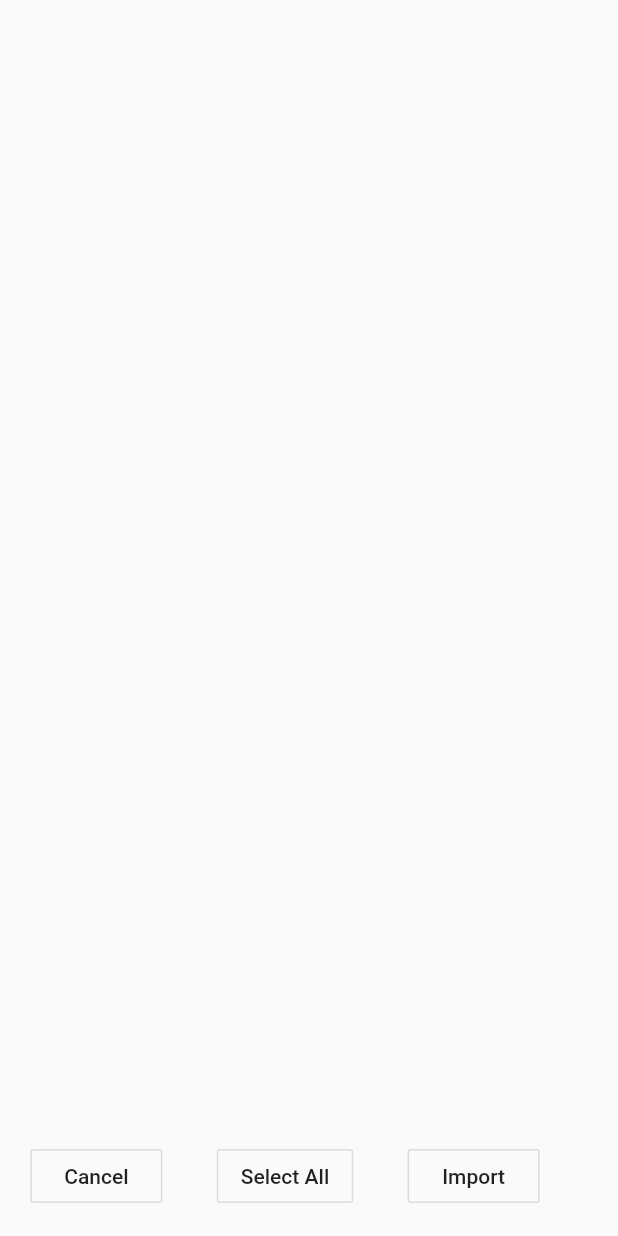
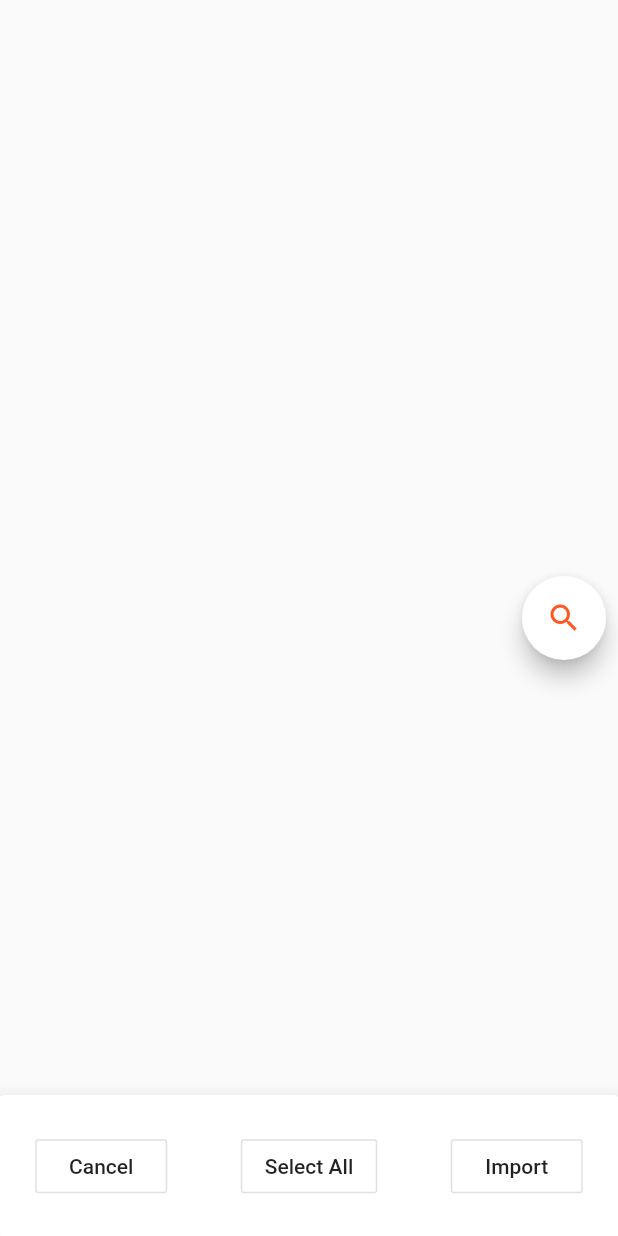
Before and after one commit to sanchitverma168/smsvis, a Flutter app: the ReturnContactQuickSendWidget screen opened directly, on a phone screen of 412 x 824 dp. Run offline on Flutter 3.47's test engine with Material 2 defaults, Android fonts, the phone set to English and light mode, and no system bars; our stand-ins replace connectivity, contacts_service, file_picker, floor, google_fonts, permission_handler and 3 more; missing offline and left inert: app_settings; accounts and stored records are empty; generated files the repository leaves out were written again.

Commit message:
add button removed from quick page and searcicon placed and changed the look of floatingactionbutton

```diff
--- a/lib/widgets/quicksend/returnContact.dart
+++ b/lib/widgets/quicksend/returnContact.dart
@@ -76,13 +76,20 @@ class _ReturnContactQuickSendWidgetState
       );
     } else if (showScreen == ShowScreen.ListView) {
       print("inside listview");
-      body = Container(
-        height: MediaQuery.of(context).size.height,
+      body = Stack(
+        children: <Widget>[
+          Container(
+            // color: Colors.red,
+
+            // flex: 1,
+            // height: MediaQuery.of(context).size.height * 0.7,
             child: ListView.builder(
               itemCount: _contacts?.length ?? 0,
               itemBuilder: (BuildContext context, int index) {
                 Contact c = _contacts?.elementAt(index);
-            return ListTile(
+                return Card(
+                  elevation: 4,
+                  child: ListTile(
                     onTap: () {
                       print("working");
                       updateleadingicon(index);
@@ -93,10 +100,29 @@ class _ReturnContactQuickSendWidgetState
                     trailing: activedisabled[index] == 0
                         ? SizedBox(child: Icon(Icons.check_circle_outline))
                         : SizedBox(
-                      child: Icon(Icons.check_circle, color: Colors.green)),
+                            child:
+                                Icon(Icons.check_circle, color: Colors.green)),
+                  ),
                 );
               },
             ),
+          ),
+          Align(
+              alignment: Alignment.centerRight,
+              child: Padding(
+                padding: const EdgeInsets.all(8.0),
+                child: Container(
+                  // color: Colors.lime,
+                  child: FloatingActionButton(
+                    backgroundColor: Colors.white,
+                    onPressed: () {},
+                    child: Icon(Icons.search, color: Colors.deepOrange),
+                    splashColor: Colors.deepOrange,
+                  ),
+                ),
+              )),
+          Positioned(bottom: -5, left: -5, right: -5, child: bottomTools())
+        ],
       );
     } else if (showScreen == ShowScreen.Error) {
       print("inside errorr");
@@ -106,7 +132,7 @@ class _ReturnContactQuickSendWidgetState
           permission();
         },
         child: Container(
-          color: Colors.blue,
+          // color: Colors.blue,
           // height: MediaQuery.of(context).size.height,
           child: Center(
             child: Column(
@@ -197,6 +223,7 @@ class _ReturnContactQuickSendWidgetState
     for (int i = 0; i < activedisabled.length; i++) {
       selectedAll == true ? activedisabled[i] = 0 : activedisabled[i] = 1;
     }
+    selectedAll == false ? maxindex = activedisabled.length : maxindex = 0;
     selectedAll = !selectedAll;
     for (int i = 0; i < activedisabled.length; i++) print(activedisabled[i]);
     print("after");
@@ -209,8 +236,63 @@ class _ReturnContactQuickSendWidgetState
     final qsp = Provider.of<QuickSendProvider>(context, listen: false);
 
     return Scaffold(
-      floatingActionButton: Row(
-        mainAxisAlignment: MainAxisAlignment.spaceEvenly,
+      // floatingActionButton: Container(
+      //   height: MediaQuery.of(context).size.height * 0.2,
+      //   child: Card(
+      //     elevation: 10,
+      //     child: Row(
+      //       mainAxisAlignment: MainAxisAlignment.spaceAround,
+      //       children: [
+      //         OutlineButton(
+      //           onPressed: () {
+      //             qsp.getbacktosendmessageScreen();
+      //           },
+      //           child: Text("Cancel"),
+      //         ),
+      //         showScreen == ShowScreen.ListView
+      //             ? OutlineButton(
+      //                 onPressed: () {
+      //                   toggleSelectAll();
+      //                 },
+      //                 child: selectedAll == true
+      //                     ? Text("UnSelect All")
+      //                     : Text("Select All"),
+      //               )
+      //             : SizedBox(),
+      //         showScreen == ShowScreen.ListView
+      //             ? OutlineButton(
+      //                 onPressed: () {
+      //                   convertnumbertostring();
+      //                   for (int i = 0; i < selectedContacts.length; i++)
+      //                     qsp.addContact(
+      //                         selectedContacts[i].phones.toList().first.value,
+      //                         name: selectedContacts[i].displayName,
+      //                         notify: false);
+      //                   qsp.removeextracharfromnumbr();
+      //                   qsp.getbacktosendmessageScreen();
+      //                 },
+      //                 child: Text("Import"),
+      //               )
+      //             : SizedBox(),
+      //       ],
+      //     ),
+      //   ),
+      // ),
+      body: body,
+      // body: Center(child: Text("adfaf")),
+    );
+  }
+
+  Widget bottomTools() {
+    final qsp = Provider.of<QuickSendProvider>(context, listen: false);
+    return Container(
+      // color: Colors.red,
+      height: MediaQuery.of(context).size.height * 0.125,
+      // width: MediaQuery.of(context).size.width * 1.2,
+      child: Card(
+        elevation: 10,
+        child: Row(
+          mainAxisAlignment: MainAxisAlignment.spaceAround,
           children: [
             OutlineButton(
               onPressed: () {
@@ -245,8 +327,7 @@ class _ReturnContactQuickSendWidgetState
                 : SizedBox(),
           ],
         ),
-      body: body,
-      // body: Center(child: Text("adfaf")),
+      ),
     );
   }
 }
```
Also changed, not shown: lib/providers/quicksendprovider.dart (+9 -47 lines), lib/widgets/quicksend/msgSendpage.dart (+36 -23 lines), Screenshot_1596398578.png (added). Lines whose indentation alone changed are shown as unchanged.
